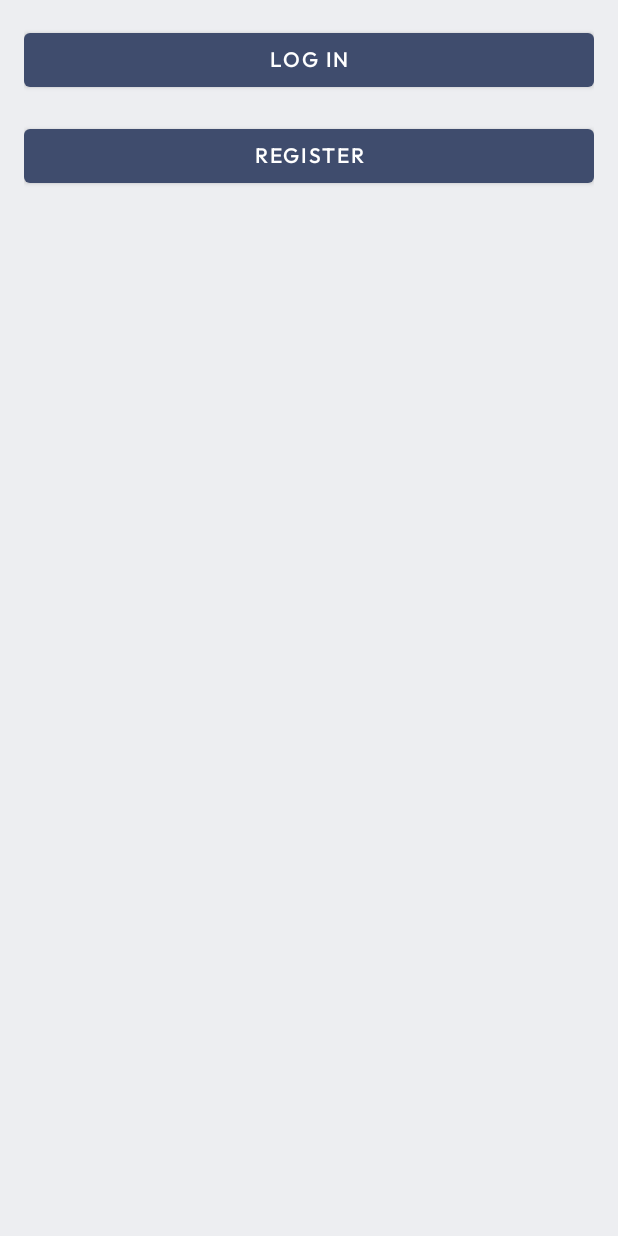
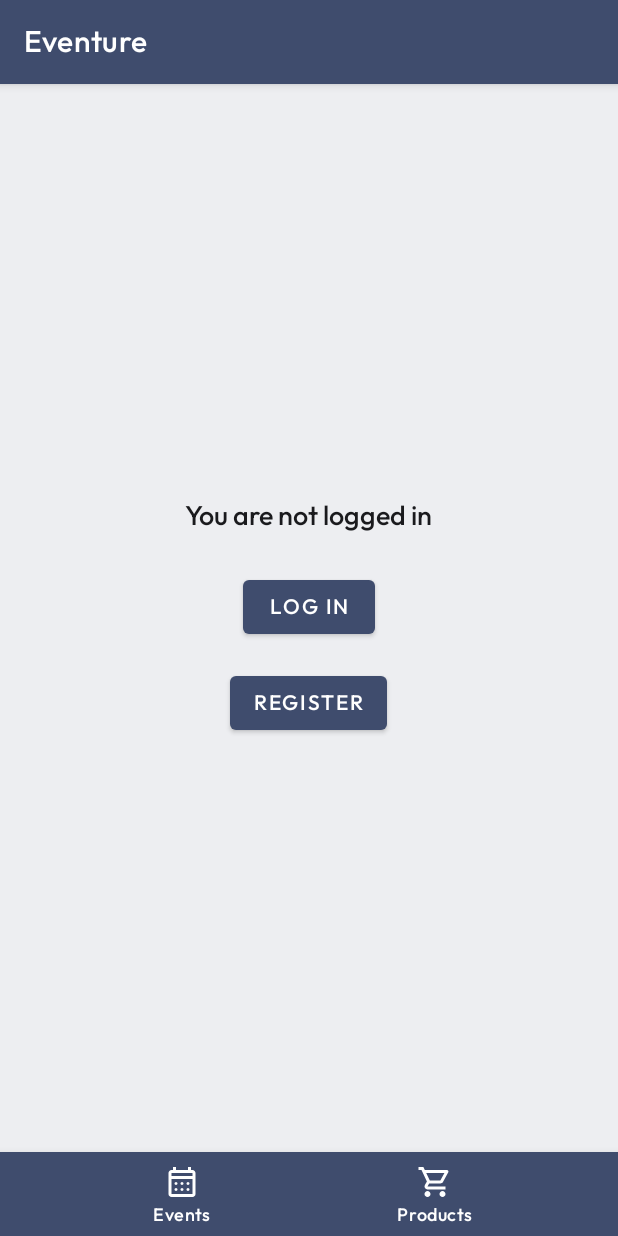
Before and after one commit to kzi-nastava/ma-project-event-planner-siit-2024-team-6, an Android app: the ProfileActivity screen opened directly, with no data from a screen before it, on a phone screen of 412 x 824 dp. Run offline under Robolectric (Android 15) with nearby library versions, the phone set to English and light mode, and no system bars.

Commit message:
Added LoginFragment and ProfileStartFragment

```diff
--- a/app/src/main/java/com/example/eventure/activities/ProfileActivity.java
+++ b/app/src/main/java/com/example/eventure/activities/ProfileActivity.java
@@ -6,8 +6,10 @@ import android.view.View;
 import android.widget.Button;
 
 import androidx.appcompat.app.AppCompatActivity;
+import androidx.appcompat.widget.Toolbar;
 
 import com.example.eventure.R;
+import com.example.eventure.fragments.ProfileStartFragment;
 
 public class ProfileActivity extends AppCompatActivity {
 
@@ -16,23 +18,14 @@ public class ProfileActivity extends AppCompatActivity {
         super.onCreate(savedInstanceState);
         setContentView(R.layout.activity_profile);
 
-        Button btnLogin = findViewById(R.id.btn_login);
-        Button btnRegister = findViewById(R.id.btn_register);
+        Toolbar toolbar = findViewById(R.id.toolbar);
+        setSupportActionBar(toolbar);
 
-        btnLogin.setOnClickListener(new View.OnClickListener() {
-            @Override
-            public void onClick(View v) {
-                Intent intent = new Intent(ProfileActivity.this, LoginActivity.class);
-                startActivity(intent);
-            }
-        });
-
-        btnRegister.setOnClickListener(new View.OnClickListener() {
-            @Override
-            public void onClick(View v) {
-                Intent intent = new Intent(ProfileActivity.this, RegistrationActivity.class);
-                startActivity(intent);
-            }
-        });
+        // Загружаем ProfileStartFragment по умолчанию
+        if (savedInstanceState == null) {
+            getSupportFragmentManager().beginTransaction()
+                    .replace(R.id.fragment_container, new ProfileStartFragment())
+                    .commit();
+        }
     }
 }
--- /dev/null
+++ b/app/src/main/java/com/example/eventure/fragments/ProfileStartFragment.java
@@ -0,0 +1,52 @@
+package com.example.eventure.fragments;
+
+import android.os.Bundle;
+
+import androidx.annotation.NonNull;
+import androidx.annotation.Nullable;
+import androidx.fragment.app.Fragment;
+
+import android.view.LayoutInflater;
+import android.view.View;
+import android.view.ViewGroup;
+import android.widget.Button;
+
+import com.example.eventure.R;
+
+/**
+ * A simple {@link Fragment} subclass.
+ * Use the {@link ProfileStartFragment#newInstance} factory method to
+ * create an instance of this fragment.
+ */
+public class ProfileStartFragment extends Fragment {
+
+    @Nullable
+    @Override
+    public View onCreateView(@NonNull LayoutInflater inflater, @Nullable ViewGroup container,
+                             @Nullable Bundle savedInstanceState) {
+        View view = inflater.inflate(R.layout.fragment_profile_start, container, false);
+
+        Button btnLogin = view.findViewById(R.id.btn_login);
+        Button btnRegister = view.findViewById(R.id.btn_register);
+
+        // Переход к LoginFragment при нажатии на Log In
+        btnLogin.setOnClickListener(v -> {
+            Fragment loginFragment = new LoginFragment();
+            requireActivity().getSupportFragmentManager().beginTransaction()
+                    .replace(R.id.fragment_container, loginFragment)
+                    .addToBackStack(null)
+                    .commit();
+        });
+
+        // Переход к RegisterFragment при нажатии на Register
+        btnRegister.setOnClickListener(v -> {
+            Fragment registerFragment = new RegisterFragment();
+            requireActivity().getSupportFragmentManager().beginTransaction()
+                    .replace(R.id.fragment_container, registerFragment)
+                    .addToBackStack(null)
+                    .commit();
+        });
+
+        return view;
+    }
+}
--- a/app/src/main/res/layout/activity_profile.xml
+++ b/app/src/main/res/layout/activity_profile.xml
@@ -1,29 +1,48 @@
 <?xml version="1.0" encoding="utf-8"?>
-<androidx.constraintlayout.widget.ConstraintLayout xmlns:android="http://schemas.android.com/apk/res/android"
+<androidx.constraintlayout.widget.ConstraintLayout
+    xmlns:android="http://schemas.android.com/apk/res/android"
     xmlns:app="http://schemas.android.com/apk/res-auto"
-    xmlns:tools="http://schemas.android.com/tools"
-    android:id="@+id/main"
     android:layout_width="match_parent"
-    android:layout_height="match_parent"
-    tools:context=".activities.ProfileActivity">
-    <LinearLayout xmlns:android="http://schemas.android.com/apk/res/android"
+    android:layout_height="match_parent">
+
+    <!-- Верхний Toolbar -->
+    <com.google.android.material.appbar.AppBarLayout
+        android:id="@+id/app_bar"
+        android:layout_width="0dp"
+        android:layout_height="wrap_content"
+        app:layout_constraintTop_toTopOf="parent"
+        app:layout_constraintStart_toStartOf="parent"
+        app:layout_constraintEnd_toEndOf="parent"
+        android:theme="@style/AppTheme.AppBarOverlay">
+
+        <androidx.appcompat.widget.Toolbar
+            android:id="@+id/toolbar"
+            android:layout_width="match_parent"
+            android:layout_height="?attr/actionBarSize"
+            android:background="?attr/colorPrimary"
+            app:popupTheme="@style/AppTheme.PopupOverlay" />
+    </com.google.android.material.appbar.AppBarLayout>
+
+    <!-- Fragment Container для логина и регистрации -->
+    <FrameLayout
+        android:id="@+id/fragment_container"
         android:layout_width="match_parent"
-        android:layout_height="match_parent"
-        android:orientation="vertical"
-        android:padding="16dp">
+        android:layout_height="0dp"
+        app:layout_constraintTop_toBottomOf="@id/app_bar"
+        app:layout_constraintBottom_toTopOf="@id/bottom_navigation"
+        app:layout_constraintStart_toStartOf="parent"
+        app:layout_constraintEnd_toEndOf="parent"/>
 
-        <Button
-            android:id="@+id/btn_login"
-            android:layout_width="match_parent"
-            android:layout_height="wrap_content"
-            android:text="Log In" />
-
-        <Button
-            android:id="@+id/btn_register"
-            android:layout_width="match_parent"
-            android:layout_height="wrap_content"
-            android:text="Register"
-            android:layout_marginTop="16dp" />
-    </LinearLayout>
-
+    <!-- Нижняя навигация -->
+    <com.google.android.material.bottomnavigation.BottomNavigationView
+        android:id="@+id/bottom_navigation"
+        android:layout_width="match_parent"
+        android:layout_height="wrap_content"
+        app:layout_constraintBottom_toBottomOf="parent"
+        app:layout_constraintStart_toStartOf="parent"
+        app:layout_constraintEnd_toEndOf="parent"
+        android:background="@color/blue"
+        app:itemIconTint="@color/white"
+        app:itemTextColor="@color/white"
+        app:menu="@menu/bottom_menu"/>
 </androidx.constraintlayout.widget.ConstraintLayout>
--- /dev/null
+++ b/app/src/main/res/layout/fragment_profile_start.xml
@@ -0,0 +1,35 @@
+<?xml version="1.0" encoding="utf-8"?>
+<FrameLayout xmlns:android="http://schemas.android.com/apk/res/android"
+    xmlns:tools="http://schemas.android.com/tools"
+    android:layout_width="match_parent"
+    android:layout_height="match_parent"
+    tools:context=".fragments.ProfileStartFragment">
+    <LinearLayout xmlns:android="http://schemas.android.com/apk/res/android"
+        android:layout_width="match_parent"
+        android:layout_height="match_parent"
+        android:orientation="vertical"
+        android:gravity="center"
+        android:padding="16dp">
+
+        <TextView
+            android:layout_width="wrap_content"
+            android:layout_height="wrap_content"
+            android:text="You are not logged in"
+            android:textSize="18sp"
+            android:layout_marginBottom="24dp" />
+
+        <Button
+            android:id="@+id/btn_login"
+            android:layout_width="wrap_content"
+            android:layout_height="wrap_content"
+            android:text="Log In"
+            android:layout_marginBottom="16dp" />
+
+        <Button
+            android:id="@+id/btn_register"
+            android:layout_width="wrap_content"
+            android:layout_height="wrap_content"
+            android:text="Register" />
+    </LinearLayout>
+
+</FrameLayout>
```
Also changed, not shown: app/src/main/java/com/example/eventure/fragments/LoginFragment.java (added, +45 -0 lines), app/src/main/res/layout/fragment_login.xml (added, +14 -0 lines).
